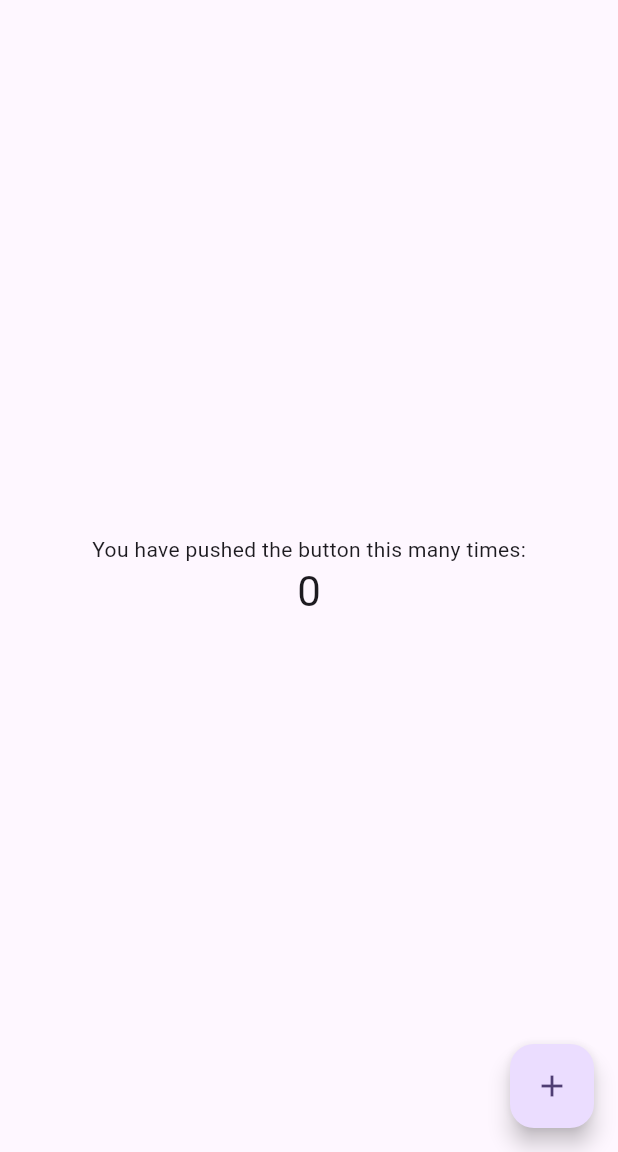
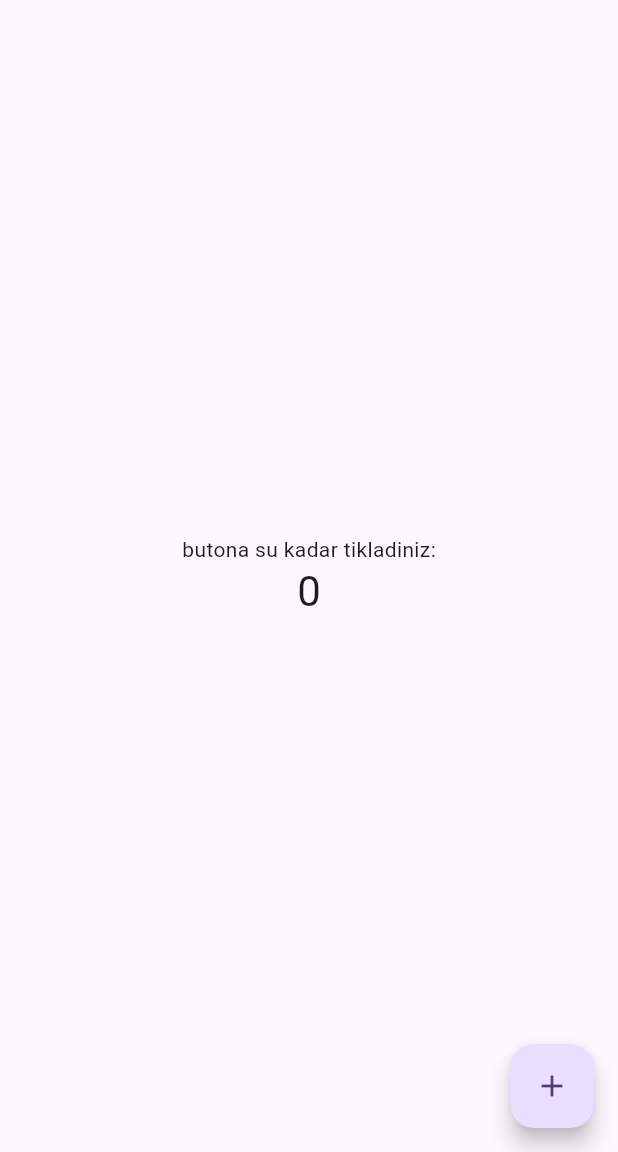
Before and after one commit to zeynepozgurgun/fit_life, a Flutter app: the screen it shows after launch, on a phone screen of 412 x 824 dp, the part 84-1236 px from its top. Run offline on Flutter 3.47's test engine with Material 3 defaults, Android fonts, the phone set to English and light mode, and no system bars.

Commit message:
Update main.dart

```diff
--- a/lib/main.dart
+++ b/lib/main.dart
@@ -50,7 +50,7 @@ class _MyHomePageState extends State<MyHomePage> {
           mainAxisAlignment: MainAxisAlignment.center,
           children: <Widget>[
             const Text(
-              'You have pushed the button this many times:',
+              'butona su kadar tikladiniz:',
             ),
             Text(
               '$_counter',
```
